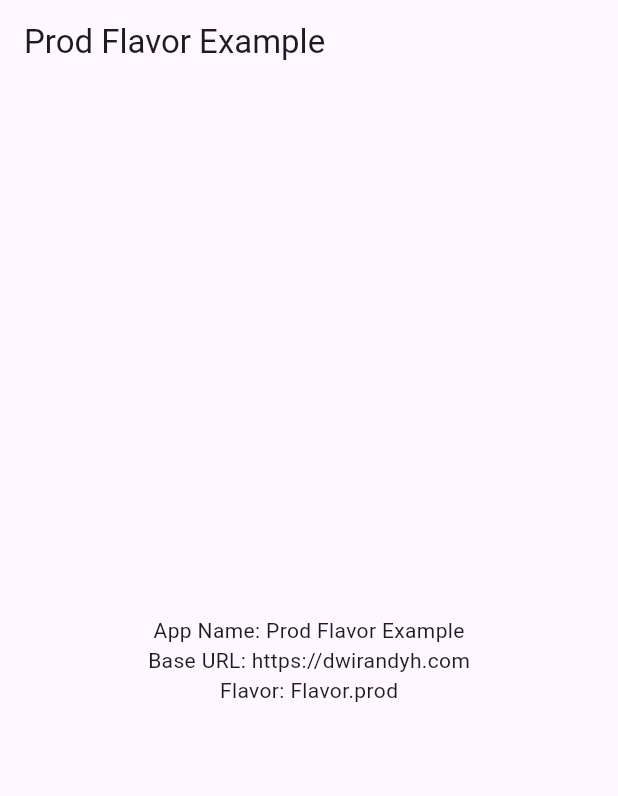
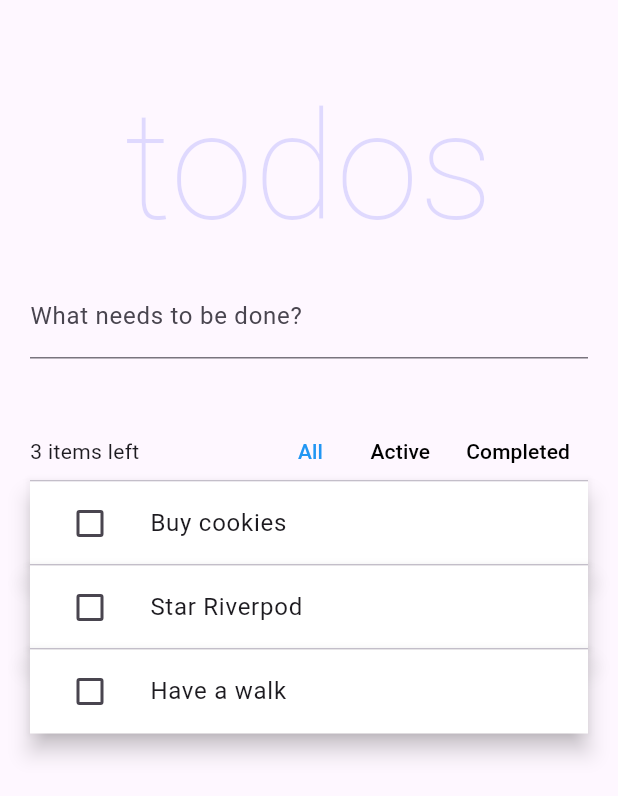
Before and after one commit to ianishthakur/flutter_flavor, a Flutter app: the screen it shows after launch, on a phone screen of 412 x 824 dp. Shown: the top 796 px of the screen. Run offline on Flutter 3.47's test engine with Material 3 defaults, Android fonts, the phone set to English and light mode, and no system bars; our stand-ins replace flutter_hooks, hooks_riverpod, riverpod; Roboto replaces fonts that are missing (Helvetica Neue).

Commit message:
riverPod implemented

```diff
--- /dev/null
+++ b/lib/home/home_page.dart
@@ -0,0 +1,224 @@
+import 'package:apple_pay/home/todo.dart';
+import 'package:apple_pay/main.dart';
+import 'package:flutter/material.dart';
+import 'package:flutter_hooks/flutter_hooks.dart';
+import 'package:hooks_riverpod/hooks_riverpod.dart';
+
+class Home extends HookConsumerWidget {
+  const Home({Key? key}) : super(key: key);
+
+  @override
+  Widget build(BuildContext context, WidgetRef ref) {
+    final todos = ref.watch(filteredTodos);
+    final newTodoController = useTextEditingController();
+
+    return GestureDetector(
+      onTap: () => FocusScope.of(context).unfocus(),
+      child: Scaffold(
+        body: ListView(
+          padding: const EdgeInsets.symmetric(horizontal: 20, vertical: 40),
+          children: [
+            const Title(),
+            TextField(
+              key: addTodoKey,
+              controller: newTodoController,
+              decoration: const InputDecoration(
+                labelText: 'What needs to be done?',
+              ),
+              onSubmitted: (value) {
+                ref.read(todoListProvider.notifier).add(value);
+                newTodoController.clear();
+              },
+            ),
+            const SizedBox(height: 42),
+            const Toolbar(),
+            if (todos.isNotEmpty) const Divider(height: 0),
+            for (var i = 0; i < todos.length; i++) ...[
+              if (i > 0) const Divider(height: 0),
+              Dismissible(
+                key: ValueKey(todos[i].id),
+                onDismissed: (_) {
+                  ref.read(todoListProvider.notifier).remove(todos[i]);
+                },
+                child: ProviderScope(
+                  overrides: [
+                    _currentTodo.overrideWithValue(todos[i]),
+                  ],
+                  child: const TodoItem(),
+                ),
+              ),
+            ],
+          ],
+        ),
+      ),
+    );
+  }
+}
+
+class Toolbar extends HookConsumerWidget {
+  const Toolbar({
+    Key? key,
+  }) : super(key: key);
+
+  @override
+  Widget build(BuildContext context, WidgetRef ref) {
+    final filter = ref.watch(todoListFilter);
+
+    Color? textColorFor(TodoListFilter value) {
+      return filter == value ? Colors.blue : Colors.black;
+    }
+
+    return Material(
+      child: Row(
+        mainAxisAlignment: MainAxisAlignment.spaceBetween,
+        children: [
+          Expanded(
+            child: Text(
+              '${ref.watch(uncompletedTodosCount)} items left',
+              overflow: TextOverflow.ellipsis,
+            ),
+          ),
+          Tooltip(
+            key: allFilterKey,
+            message: 'All todos',
+            child: TextButton(
+              onPressed: () =>
+                  ref.read(todoListFilter.notifier).state = TodoListFilter.all,
+              style: ButtonStyle(
+                visualDensity: VisualDensity.compact,
+                foregroundColor:
+                    MaterialStateProperty.all(textColorFor(TodoListFilter.all)),
+              ),
+              child: const Text('All'),
+            ),
+          ),
+          Tooltip(
+            key: activeFilterKey,
+            message: 'Only uncompleted todos',
+            child: TextButton(
+              onPressed: () => ref.read(todoListFilter.notifier).state =
+                  TodoListFilter.active,
+              style: ButtonStyle(
+                visualDensity: VisualDensity.compact,
+                foregroundColor: MaterialStateProperty.all(
+                  textColorFor(TodoListFilter.active),
+                ),
+              ),
+              child: const Text('Active'),
+            ),
+          ),
+          Tooltip(
+            key: completedFilterKey,
+            message: 'Only completed todos',
+            child: TextButton(
+              onPressed: () => ref.read(todoListFilter.notifier).state =
+                  TodoListFilter.completed,
+              style: ButtonStyle(
+                visualDensity: VisualDensity.compact,
+                foregroundColor: MaterialStateProperty.all(
+                  textColorFor(TodoListFilter.completed),
+                ),
+              ),
+              child: const Text('Completed'),
+            ),
+          ),
+        ],
+      ),
+    );
+  }
+}
+
+class Title extends StatelessWidget {
+  const Title({Key? key}) : super(key: key);
+
+  @override
+  Widget build(BuildContext context) {
+    return const Text(
+      'todos',
+      textAlign: TextAlign.center,
+      style: TextStyle(
+        color: Color.fromARGB(38, 47, 47, 247),
+        fontSize: 100,
+        fontWeight: FontWeight.w100,
+        fontFamily: 'Helvetica Neue',
+      ),
+    );
+  }
+}
+
+/// A provider which exposes the [Todo] displayed by a [TodoItem].
+///
+/// By retrieving the [Todo] through a provider instead of through its
+/// constructor, this allows [TodoItem] to be instantiated using the `const` keyword.
+///
+/// This ensures that when we add/remove/edit todos, only what the
+/// impacted widgets rebuilds, instead of the entire list of items.
+final _currentTodo = Provider<Todo>((ref) => throw UnimplementedError());
+
+class TodoItem extends HookConsumerWidget {
+  const TodoItem({Key? key}) : super(key: key);
+
+  @override
+  Widget build(BuildContext context, WidgetRef ref) {
+    final todo = ref.watch(_currentTodo);
+    final itemFocusNode = useFocusNode();
+    final itemIsFocused = useIsFocused(itemFocusNode);
+
+    final textEditingController = useTextEditingController();
+    final textFieldFocusNode = useFocusNode();
+
+    return Material(
+      color: Colors.white,
+      elevation: 6,
+      child: Focus(
+        focusNode: itemFocusNode,
+        onFocusChange: (focused) {
+          if (focused) {
+            textEditingController.text = todo.description;
+          } else {
+            // Commit changes only when the textfield is unfocused, for performance
+            ref
+                .read(todoListProvider.notifier)
+                .edit(id: todo.id, description: textEditingController.text);
+          }
+        },
+        child: ListTile(
+          onTap: () {
+            itemFocusNode.requestFocus();
+            textFieldFocusNode.requestFocus();
+          },
+          leading: Checkbox(
+            value: todo.completed,
+            onChanged: (value) =>
+                ref.read(todoListProvider.notifier).toggle(todo.id),
+          ),
+          title: itemIsFocused
+              ? TextField(
+                  autofocus: true,
+                  focusNode: textFieldFocusNode,
+                  controller: textEditingController,
+                )
+              : Text(todo.description),
+        ),
+      ),
+    );
+  }
+}
+
+bool useIsFocused(FocusNode node) {
+  final isFocused = useState(node.hasFocus);
+
+  useEffect(
+    () {
+      void listener() {
+        isFocused.value = node.hasFocus;
+      }
+
+      node.addListener(listener);
+      return () => node.removeListener(listener);
+    },
+    [node],
+  );
+
+  return isFocused.value;
+}
--- a/lib/main.dart
+++ b/lib/main.dart
@@ -1,6 +1,65 @@
 import 'package:apple_pay/app_config.dart';
+import 'package:apple_pay/home/todo.dart';
 import 'package:apple_pay/home_page.dart';
 import 'package:flutter/material.dart';
+import 'package:hooks_riverpod/hooks_riverpod.dart';
+
+import 'home/home_page.dart';
+
+/// Some keys used for testing
+final addTodoKey = UniqueKey();
+final activeFilterKey = UniqueKey();
+final completedFilterKey = UniqueKey();
+final allFilterKey = UniqueKey();
+
+/// Creates a [TodoList] and initialise it with pre-defined values.
+///
+/// We are using [StateNotifierProvider] here as a `List<Todo>` is a complex
+/// object, with advanced business logic like how to edit a todo.
+final todoListProvider = NotifierProvider<TodoList, List<Todo>>(TodoList.new);
+
+/// The different ways to filter the list of todos
+enum TodoListFilter {
+  all,
+  active,
+  completed,
+}
+
+/// The currently active filter.
+///
+/// We use [StateProvider] here as there is no fancy logic behind manipulating
+/// the value since it's just enum.
+final todoListFilter = StateProvider((_) => TodoListFilter.all);
+
+/// The number of uncompleted todos
+///
+/// By using [Provider], this value is cached, making it performant.\
+/// Even multiple widgets try to read the number of uncompleted todos,
+/// the value will be computed only once (until the todo-list changes).
+///
+/// This will also optimise unneeded rebuilds if the todo-list changes, but the
+/// number of uncompleted todos doesn't (such as when editing a todo).
+final uncompletedTodosCount = Provider<int>((ref) {
+  return ref.watch(todoListProvider).where((todo) => !todo.completed).length;
+});
+
+/// The list of todos after applying of [todoListFilter].
+///
+/// This too uses [Provider], to avoid recomputing the filtered list unless either
+/// the filter of or the todo-list updates.
+final filteredTodos = Provider<List<Todo>>((ref) {
+  final filter = ref.watch(todoListFilter);
+  final todos = ref.watch(todoListProvider);
+
+  switch (filter) {
+    case TodoListFilter.completed:
+      return todos.where((todo) => todo.completed).toList();
+    case TodoListFilter.active:
+      return todos.where((todo) => !todo.completed).toList();
+    case TodoListFilter.all:
+      return todos;
+  }
+});
 
 void main() async {
   AppConfig.create(
@@ -10,7 +69,7 @@
     flavor: Flavor.prod,
   );
 
-  runApp(const MyApp());
+  runApp(const ProviderScope(child: MyApp()));
 }
 
 class MyApp extends StatelessWidget {
@@ -21,10 +80,12 @@
   Widget build(BuildContext context) {
     return MaterialApp(
       title: 'Flutter Demo Prod',
+      debugShowCheckedModeBanner: false,
       theme: ThemeData(
         primarySwatch: AppConfig.shared.primaryColor,
       ),
-      home: const HomePage(),
+      home: const Home(),
+      // home: const HomePage(),
     );
   }
 }
--- a/pubspec.yaml
+++ b/pubspec.yaml
@@ -36,6 +36,10 @@
   # The following adds the Cupertino Icons font to your application.
   # Use with the CupertinoIcons class for iOS style icons.
   cupertino_icons: ^1.0.2
+  flutter_hooks: ^0.20.5
+  hooks_riverpod: ^2.5.1
+  uuid: ^4.3.3
+  # provider: ^6.1.2
 
 
 dev_dependencies:
```
Also changed, not shown: lib/home/todo.dart (added, +76 -0 lines), pubspec.lock.
